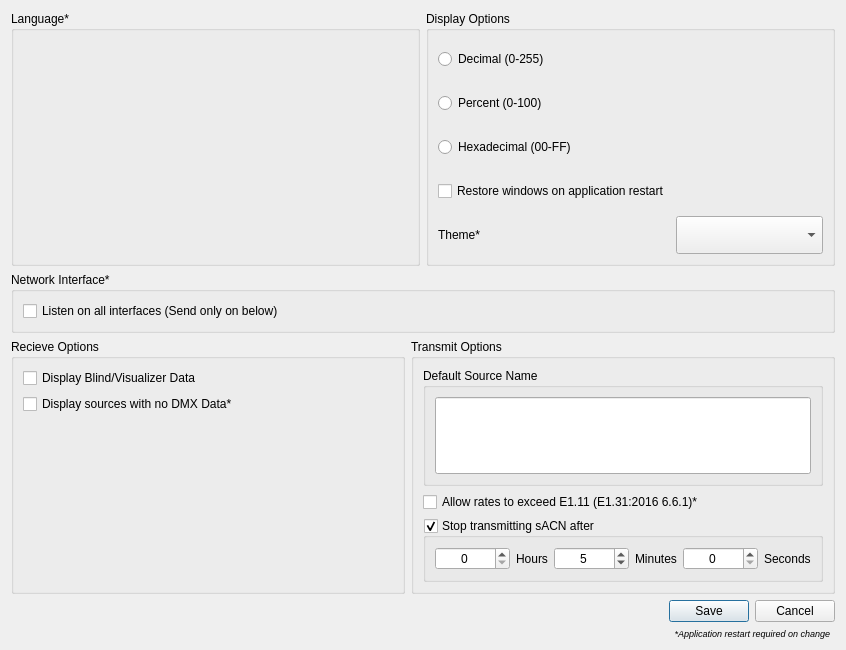
First picture: the form in ui/preferencesdialog.ui, repository docsteer/sacnview, before the edit.
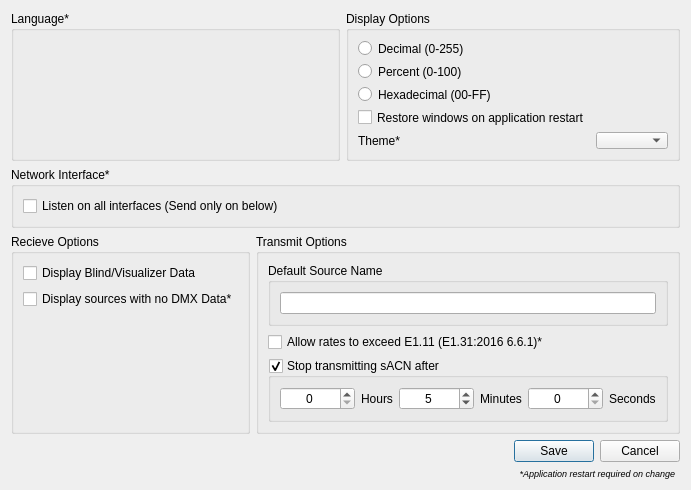
Second picture: the form after the edit. Icons and pictures are not drawn.

Commit message: Preferences layout tweak

```diff
--- a/ui/preferencesdialog.ui
+++ b/ui/preferencesdialog.ui
@@ -6,8 +6,8 @@
    <rect>
     <x>0</x>
     <y>0</y>
-    <width>846</width>
-    <height>650</height>
+    <width>639</width>
+    <height>452</height>
    </rect>
   </property>
   <property name="sizePolicy">
@@ -256,7 +256,7 @@
        <property name="title">
         <string>Transmit Options</string>
        </property>
-       <layout class="QVBoxLayout" name="verticalLayout_6" stretch="1,0">
+       <layout class="QVBoxLayout" name="verticalLayout_6" stretch="1,0,0">
         <item>
          <widget class="QGroupBox" name="gbTransmitName">
           <property name="sizePolicy">
```
Left out of the diff: 27 changed lines with no effect on the pictures.
